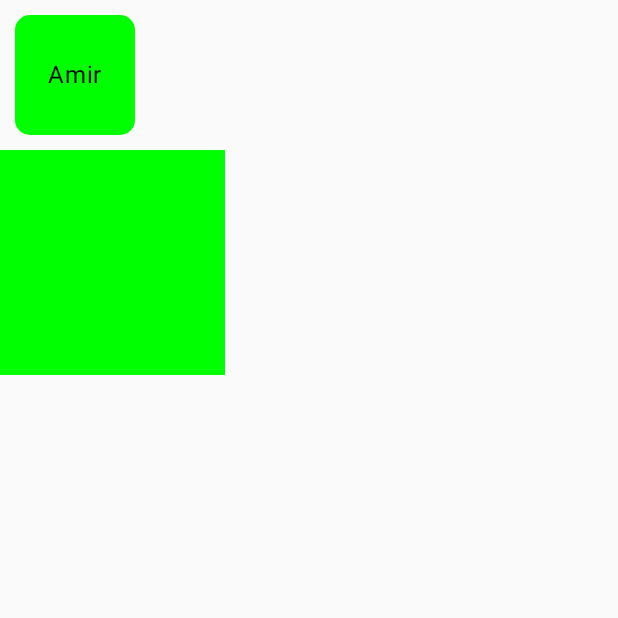
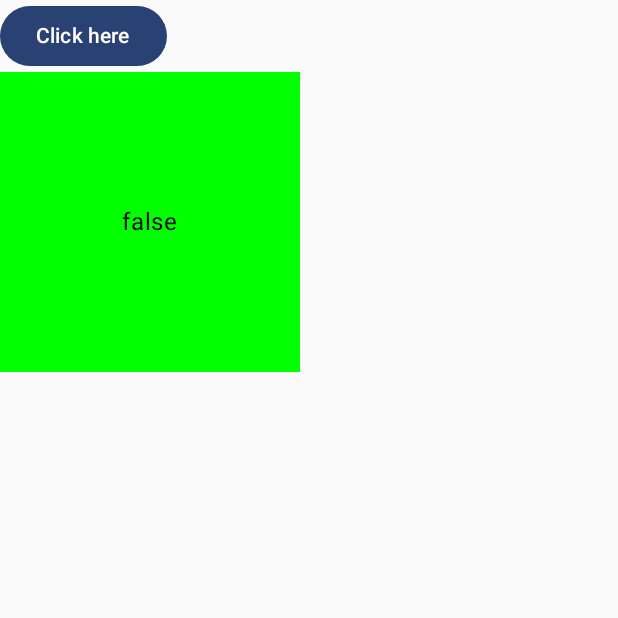
Before and after one commit to Amir-ByteGrowth/AndDevCompoosePreperations, an Android app built with Jetpack Compose: the screen it shows after launch (MainActivity), on a phone screen of 412 x 824 dp, the top half of it. Run offline under Robolectric (Android 15) with nearby library versions, the light colour scheme and no system bars.

Commit message:
Custom Modifier created

```diff
--- a/basiclayoutpractice/src/main/java/com/example/basiclayoutpractice/MainActivity.kt
+++ b/basiclayoutpractice/src/main/java/com/example/basiclayoutpractice/MainActivity.kt
@@ -10,6 +10,7 @@ import androidx.compose.ui.tooling.preview.Preview
 import com.example.basiclayoutpractice.ui.theme.CompoosePreperationsTheme
 import com.example.basiclayoutpractice.widgets.CardWithLandPortraitBoCons
 import com.example.basiclayoutpractice.widgets.ConstraintBoxWithCol
+import com.example.basiclayoutpractice.widgets.CustomModifierUsingComposable
 import com.example.basiclayoutpractice.widgets.CustomModifierWidget
 import com.example.basiclayoutpractice.widgets.ListOfFloatingActionButton
 import com.example.basiclayoutpractice.widgets.UserRowWithThumbImg
@@ -27,7 +28,7 @@ class MainActivity : ComponentActivity() {
 //                ConstraintBoxWithCol()
 //                CardWithLandPortraitBoCons()
 //                ListOfFloatingActionButton()
-                CustomModifierWidget()
+                CustomModifierUsingComposable()
             }
         }
     }
--- /dev/null
+++ b/basiclayoutpractice/src/main/java/com/example/basiclayoutpractice/widgets/CustomModifierUsingComposeable.kt
@@ -0,0 +1,45 @@
+package com.example.basiclayoutpractice.widgets
+
+import androidx.compose.animation.core.animateFloatAsState
+import androidx.compose.foundation.background
+import androidx.compose.foundation.clickable
+import androidx.compose.foundation.layout.Box
+import androidx.compose.foundation.layout.Column
+import androidx.compose.foundation.layout.size
+import androidx.compose.material3.Button
+import androidx.compose.material3.LocalContentColor
+import androidx.compose.material3.Text
+import androidx.compose.runtime.Composable
+import androidx.compose.runtime.CompositionLocalProvider
+import androidx.compose.runtime.getValue
+import androidx.compose.runtime.mutableStateOf
+import androidx.compose.runtime.remember
+import androidx.compose.runtime.setValue
+import androidx.compose.ui.Alignment
+import androidx.compose.ui.Modifier
+import androidx.compose.ui.graphics.Color
+import androidx.compose.ui.graphics.graphicsLayer
+import androidx.compose.ui.unit.dp
+
+@Composable
+fun Modifier.fade(enable: Boolean): Modifier {
+    val alpha = if (enable) 0.2f else 1.0f
+    return this then  Modifier.graphicsLayer { this.alpha = alpha }
+}
+
+
+@Composable
+fun CustomModifierUsingComposable() {
+    var enable by remember { mutableStateOf(false) }
+    Column {
+        Button(onClick = { enable = !enable }) {
+            Text(text = "Click here")
+        }
+        Box(modifier = Modifier.size(200.dp).fade(enable)
+           .background(Color.Green).clickable(onClickLabel = "Amir") {  }, contentAlignment = Alignment.Center)
+           {
+            Text(text = enable.toString())
+        }
+
+    }
+}
```
